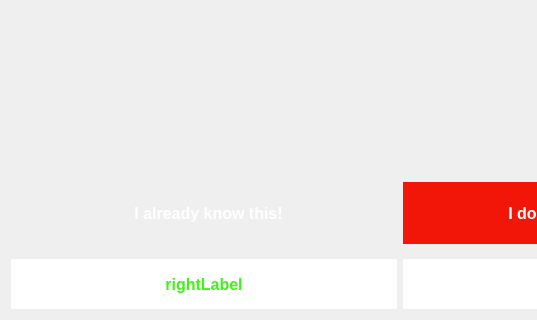
First picture: the form in Source/test.ui, repository duy0503/Flashcards-App-in-Qt, before the edit; both pictures show x 0 to 537 and y 280 to 600 of the 800 by 600 pixel window.
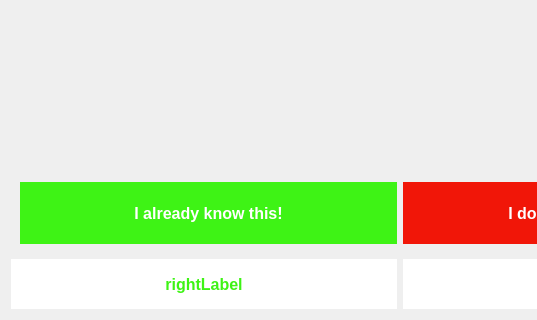
Second picture: the form after the edit.

```diff
--- a/Source/test.ui
+++ b/Source/test.ui
@@ -65,7 +65,7 @@
       <item row="0" column="0">
        <widget class="QWidget" name="cardWidget" native="true">
         <property name="sizePolicy">
-         <sizepolicy hsizetype="Expanding" vsizetype="Expanding">
+         <sizepolicy hsizetype="Expanding" vsizetype="MinimumExpanding">
           <horstretch>0</horstretch>
           <verstretch>0</verstretch>
          </sizepolicy>
@@ -158,7 +158,7 @@
               <property name="styleSheet">
                <string notr="true">QPushButton {
 	border: none;
-	background-color: rgbrgb(62, 243, 21);
+	background-color: rgb(62, 243, 21);
  	color: white;
 }</string>
               </property>
```
Left out of the diff: 4 changed lines with no effect on the pictures.
